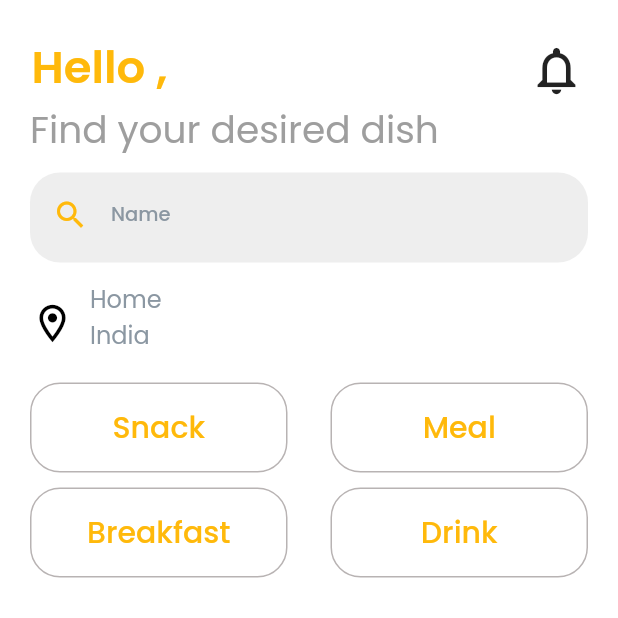
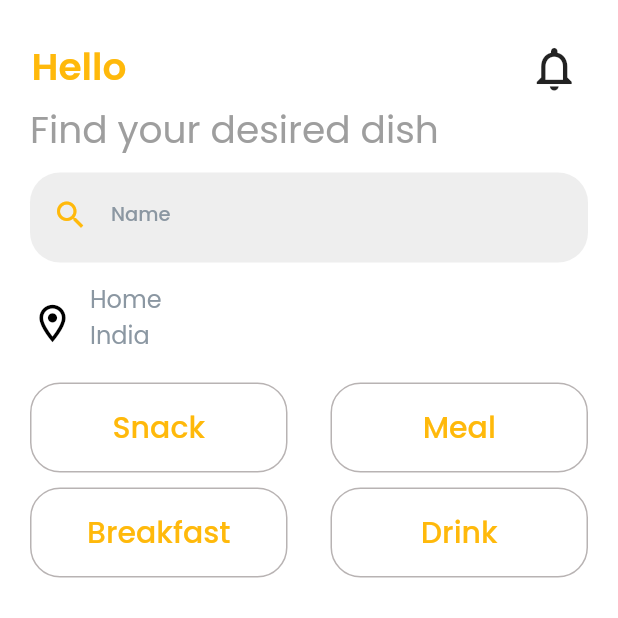
Before and after one commit to ps6067966/food_delivery, a Flutter app: the HomePage screen opened directly, on a phone screen of 412 x 824 dp, the top half of it. Run offline on Flutter 3.47's test engine with Material 2 defaults, Android fonts, the phone set to English and light mode, and no system bars; drawn by our look-alikes of auto_size_text; our stand-ins replace built_collection, built_value, cloud_firestore, firebase_auth, firebase_core, flutter_inner_drawer and 7 more; accounts and stored records are empty; generated files the repository leaves out were written again; network calls fail.

Commit message:
user name might be longer and might not fit in screen so used flexible so gets into new line

```diff
--- a/lib/pages/home_pages/home/home.dart
+++ b/lib/pages/home_pages/home/home.dart
@@ -119,15 +119,17 @@ class _HomePageState extends State<HomePage> {
       child: Row(
         mainAxisAlignment: MainAxisAlignment.spaceBetween,
         children: [
-          Padding(
+          Flexible(
+            child: Padding(
               padding: EdgeInsets.fromLTRB(1, 1, 0, 0),
               child: Text(
-              'Hello $user,',
+                'Hello $user',
                 style: CustomTheme.bodyText1.override(
                   fontFamily: 'Poppins',
                   color: CustomTheme.primaryColor,
-                fontSize: 30,
+                  fontSize: 25,
                   fontWeight: FontWeight.w600,
+                ),
               ),
             ),
           ),
@@ -135,7 +137,7 @@ class _HomePageState extends State<HomePage> {
             onPressed: () {},
             icon: Icon(
               Icons.notifications_outlined,
-              size: 38,
+              size: 35,
             ),
           ),
         ],
```
Lines whose indentation alone changed are shown as unchanged.
